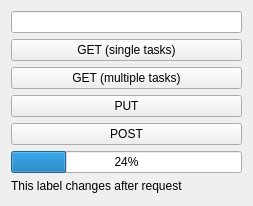
Old version of the form Plugins/org.mitk.gui.qt.client/src/internal/QmitkClientView.ui in the repository MITK/MITK.
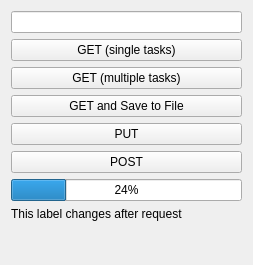
New version of the form.

```diff
--- a/Plugins/org.mitk.gui.qt.client/src/internal/QmitkClientView.ui
+++ b/Plugins/org.mitk.gui.qt.client/src/internal/QmitkClientView.ui
@@ -7,7 +7,7 @@
     <x>0</x>
     <y>0</y>
     <width>253</width>
-    <height>206</height>
+    <height>265</height>
    </rect>
   </property>
   <property name="windowTitle">
@@ -31,6 +31,13 @@
      </property>
     </widget>
    </item>
+   <item>
+    <widget class="QPushButton" name="getSavePushButton">
+     <property name="text">
+      <string>GET and Save to File</string>
+     </property>
+    </widget>
+   </item>
    <item>
     <widget class="QPushButton" name="putPushButton">
      <property name="text">
```
